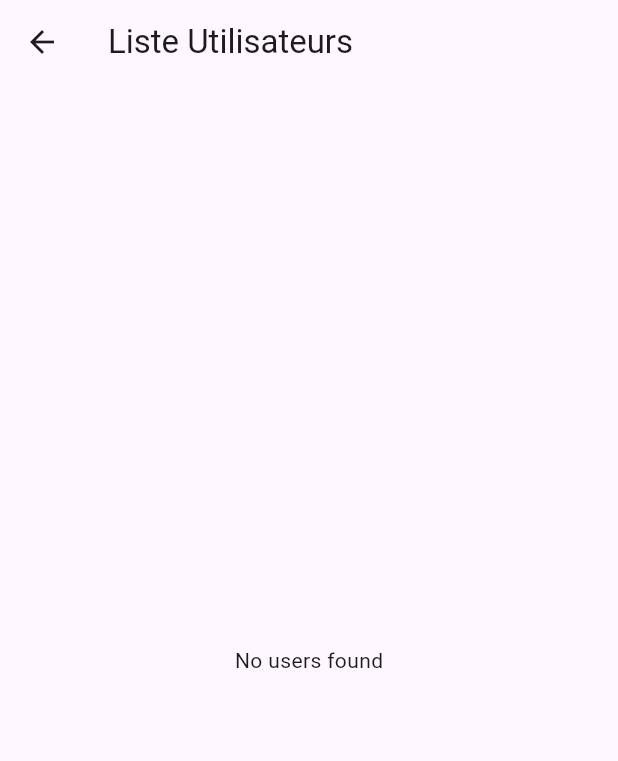
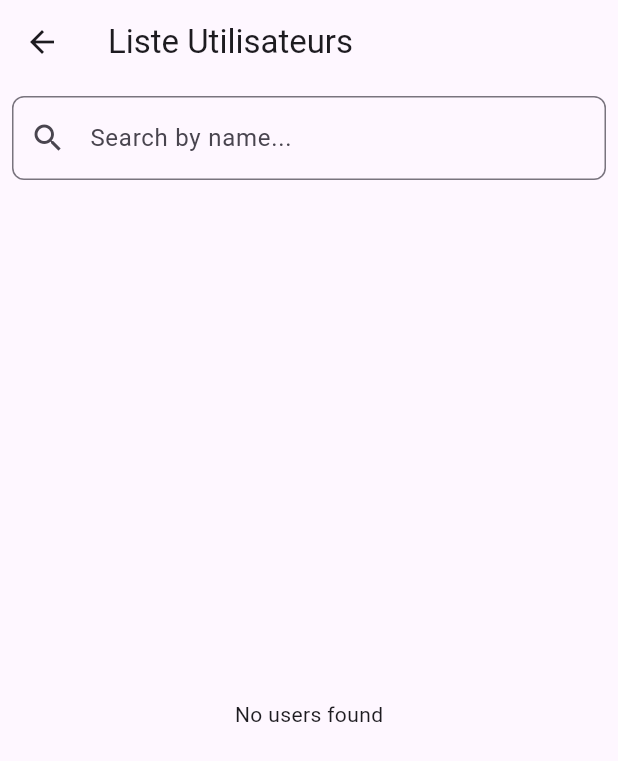
Before and after one commit to aminenouioui/pfa, a Flutter app: the UserListScreen screen opened by its route, on a phone screen of 412 x 824 dp. Shown: the top 761 px of the screen. Run offline on Flutter 3.47's test engine with Material 3 defaults, Android fonts, the phone set to English and light mode, and no system bars; our stand-ins replace charts_flutter, cloud_firestore, firebase_auth, firebase_core, flutter_map, geolocator and 1 more; accounts and stored records are empty.

Commit message:
client/admin

```diff
--- a/lib/admin/userlist.dart
+++ b/lib/admin/userlist.dart
@@ -1,8 +1,16 @@
 import 'package:flutter/material.dart';
 import 'package:cloud_firestore/cloud_firestore.dart';
 
-class UserListScreen extends StatelessWidget {
-  const UserListScreen({super.key});
+class UserListScreen extends StatefulWidget {
+  const UserListScreen({Key? key}) : super(key: key);
+
+  @override
+  _UserListScreenState createState() => _UserListScreenState();
+}
+
+class _UserListScreenState extends State<UserListScreen> {
+  TextEditingController searchController = TextEditingController();
+  String searchQuery = "";
 
   Future<void> deleteUser(String userId) async {
     try {
@@ -32,7 +40,30 @@ class UserListScreen extends StatelessWidget {
           },
         ),
       ),
-      body: StreamBuilder<QuerySnapshot>(
+      body: Column(
+        children: [
+          // Search Bar
+          Padding(
+            padding: const EdgeInsets.all(8.0),
+            child: TextField(
+              controller: searchController,
+              decoration: InputDecoration(
+                hintText: "Search by name...",
+                border: OutlineInputBorder(
+                  borderRadius: BorderRadius.circular(8.0),
+                ),
+                prefixIcon: const Icon(Icons.search),
+              ),
+              onChanged: (value) {
+                setState(() {
+                  searchQuery = value.toLowerCase();
+                });
+              },
+            ),
+          ),
+          // User List
+          Expanded(
+            child: StreamBuilder<QuerySnapshot>(
               stream: FirebaseFirestore.instance.collection('users').snapshots(),
               builder: (context, snapshot) {
                 if (snapshot.connectionState == ConnectionState.waiting) {
@@ -47,7 +78,11 @@ class UserListScreen extends StatelessWidget {
                   return const Center(child: Text("No users found"));
                 }
 
-          final users = snapshot.data!.docs;
+                final users = snapshot.data!.docs
+                    .where((user) => (user['name'] ?? '')
+                        .toLowerCase()
+                        .contains(searchQuery)) // Apply search filter
+                    .toList();
 
                 return ListView.builder(
                   itemCount: users.length,
@@ -145,6 +180,9 @@ class UserListScreen extends StatelessWidget {
                 );
               },
             ),
+          ),
+        ],
+      ),
     );
   }
 }
--- a/lib/client/ClientDashboard.dart
+++ b/lib/client/ClientDashboard.dart
@@ -20,10 +20,8 @@ class _ClientDashboardState extends State<ClientDashboard> {
   }
 
   void _logout(BuildContext context) {
-    // Pop all routes and navigate to the root (LoginScreen)
-    Navigator.pushNamedAndRemoveUntil(context, '/', (route) => false);
+    Navigator.pushNamedAndRemoveUntil(context, '/Login', (route) => false);
   }
-
   @override
   Widget build(BuildContext context) {
     return Scaffold(
--- a/lib/main.dart
+++ b/lib/main.dart
@@ -33,6 +33,7 @@
         '/gestion' :(context) => const GestionUtilisateur(),
         '/useraddform' : (context) => const UserAdd(),
         '/userlist' : (context) => const UserListScreen(),
+        '/ClientDashboard' : (context) => const ClientDashboard(),
       },
     );
   }
```
Also changed, not shown: lib/login.dart (+48 -13 lines). Lines whose indentation alone changed are shown as unchanged.
